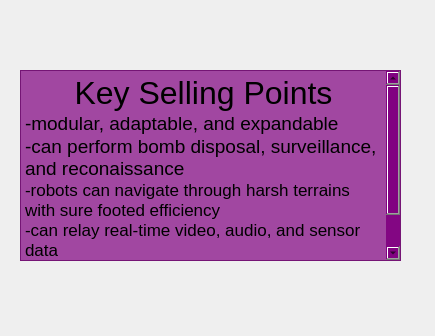
AustinVaday/CS1C-Class-Project, file CS1C-Project-Master/sellpoint.ui: the form before one commit.
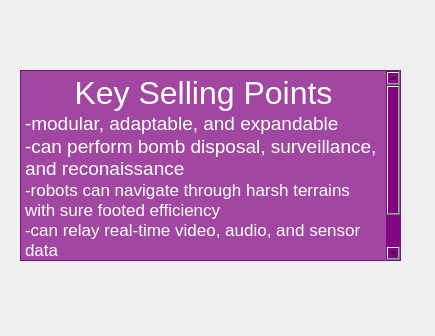
The form after the commit. Icons and pictures are not drawn.

Diff of the .ui file:
```diff
--- a/CS1C-Project-Master/sellpoint.ui
+++ b/CS1C-Project-Master/sellpoint.ui
@@ -41,12 +41,12 @@
 &lt;html&gt;&lt;head&gt;&lt;meta name=&quot;qrichtext&quot; content=&quot;1&quot; /&gt;&lt;style type=&quot;text/css&quot;&gt;
 p, li { white-space: pre-wrap; }
 &lt;/style&gt;&lt;/head&gt;&lt;body style=&quot; font-family:'Optima'; font-size:13pt; font-weight:400; font-style:normal;&quot;&gt;
-&lt;p align=&quot;center&quot; style=&quot; margin-top:0px; margin-bottom:0px; margin-left:0px; margin-right:0px; -qt-block-indent:0; text-indent:0px;&quot;&gt;&lt;span style=&quot; font-family:'.Lucida Grande UI'; font-size:24pt;&quot;&gt;Key Selling Points&lt;/span&gt;&lt;/p&gt;
-&lt;p style=&quot; margin-top:0px; margin-bottom:0px; margin-left:0px; margin-right:0px; -qt-block-indent:0; text-indent:0px;&quot;&gt;&lt;span style=&quot; font-family:'.Lucida Grande UI'; font-size:14pt;&quot;&gt;-modular, adaptable, and expandable&lt;/span&gt;&lt;/p&gt;
-&lt;p style=&quot; margin-top:0px; margin-bottom:0px; margin-left:0px; margin-right:0px; -qt-block-indent:0; text-indent:0px;&quot;&gt;&lt;span style=&quot; font-family:'.Lucida Grande UI'; font-size:14pt;&quot;&gt;-can perform bomb disposal, surveillance, and reconaissance&lt;/span&gt;&lt;/p&gt;
-&lt;p style=&quot; margin-top:0px; margin-bottom:0px; margin-left:0px; margin-right:0px; -qt-block-indent:0; text-indent:0px;&quot;&gt;&lt;span style=&quot; font-family:'.Lucida Grande UI';&quot;&gt;-robots can navigate through harsh terrains with sure footed efficiency&lt;/span&gt;&lt;/p&gt;
-&lt;p style=&quot; margin-top:0px; margin-bottom:0px; margin-left:0px; margin-right:0px; -qt-block-indent:0; text-indent:0px;&quot;&gt;&lt;span style=&quot; font-family:'.Lucida Grande UI';&quot;&gt;-can relay real-time video, audio, and sensor data&lt;/span&gt;&lt;/p&gt;
-&lt;p style=&quot; margin-top:0px; margin-bottom:0px; margin-left:0px; margin-right:0px; -qt-block-indent:0; text-indent:0px;&quot;&gt;&lt;span style=&quot; font-family:'.Lucida Grande UI';&quot;&gt;-will greatly enhance public safety and reduce casualities during wartime&lt;/span&gt;&lt;/p&gt;&lt;/body&gt;&lt;/html&gt;</string>
+&lt;p align=&quot;center&quot; style=&quot; margin-top:0px; margin-bottom:0px; margin-left:0px; margin-right:0px; -qt-block-indent:0; text-indent:0px;&quot;&gt;&lt;span style=&quot; font-family:'.Lucida Grande UI'; font-size:24pt; color:#ffffff;&quot;&gt;Key Selling Points&lt;/span&gt;&lt;/p&gt;
+&lt;p style=&quot; margin-top:0px; margin-bottom:0px; margin-left:0px; margin-right:0px; -qt-block-indent:0; text-indent:0px;&quot;&gt;&lt;span style=&quot; font-family:'.Lucida Grande UI'; font-size:14pt; color:#ffffff;&quot;&gt;-modular, adaptable, and expandable&lt;/span&gt;&lt;/p&gt;
+&lt;p style=&quot; margin-top:0px; margin-bottom:0px; margin-left:0px; margin-right:0px; -qt-block-indent:0; text-indent:0px;&quot;&gt;&lt;span style=&quot; font-family:'.Lucida Grande UI'; font-size:14pt; color:#ffffff;&quot;&gt;-can perform bomb disposal, surveillance, and reconaissance&lt;/span&gt;&lt;/p&gt;
+&lt;p style=&quot; margin-top:0px; margin-bottom:0px; margin-left:0px; margin-right:0px; -qt-block-indent:0; text-indent:0px;&quot;&gt;&lt;span style=&quot; font-family:'.Lucida Grande UI'; color:#ffffff;&quot;&gt;-robots can navigate through harsh terrains with sure footed efficiency&lt;/span&gt;&lt;/p&gt;
+&lt;p style=&quot; margin-top:0px; margin-bottom:0px; margin-left:0px; margin-right:0px; -qt-block-indent:0; text-indent:0px;&quot;&gt;&lt;span style=&quot; font-family:'.Lucida Grande UI'; color:#ffffff;&quot;&gt;-can relay real-time video, audio, and sensor data&lt;/span&gt;&lt;/p&gt;
+&lt;p style=&quot; margin-top:0px; margin-bottom:0px; margin-left:0px; margin-right:0px; -qt-block-indent:0; text-indent:0px;&quot;&gt;&lt;span style=&quot; font-family:'.Lucida Grande UI'; color:#ffffff;&quot;&gt;-will greatly enhance public safety and reduce casualities during wartime&lt;/span&gt;&lt;/p&gt;&lt;/body&gt;&lt;/html&gt;</string>
    </property>
   </widget>
  </widget>
```
